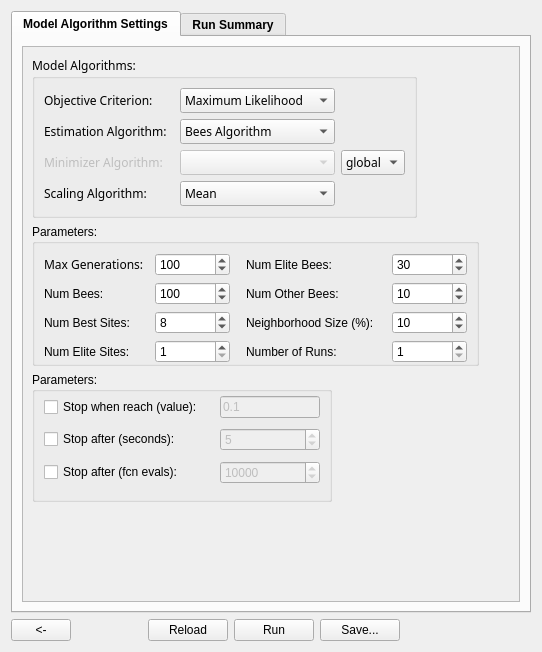
This is MSSPM_Main/forms/Estimation/Estimation_Tab06.ui in nmfs-fish-tools/MSSPM as Qt 5 draws it before an edit. The edited form follows.
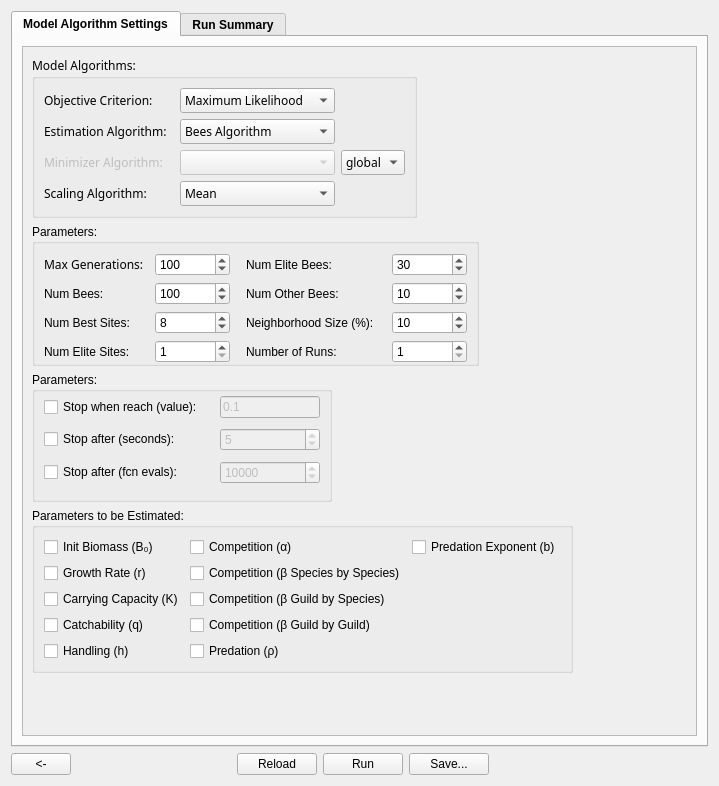
This is the edited form.

```diff
--- a/MSSPM_Main/forms/Estimation/Estimation_Tab06.ui
+++ b/MSSPM_Main/forms/Estimation/Estimation_Tab06.ui
@@ -6,8 +6,8 @@
    <rect>
     <x>0</x>
     <y>0</y>
-    <width>542</width>
-    <height>652</height>
+    <width>719</width>
+    <height>786</height>
    </rect>
   </property>
   <property name="windowTitle">
@@ -46,8 +46,8 @@
            <rect>
             <x>0</x>
             <y>0</y>
-            <width>500</width>
-            <height>552</height>
+            <width>677</width>
+            <height>686</height>
            </rect>
           </property>
           <layout class="QVBoxLayout" name="verticalLayout_2">
@@ -516,13 +516,7 @@
             </widget>
            </item>
            <item>
-            <layout class="QHBoxLayout" name="horizontalLayout_2">
-             <property name="spacing">
-              <number>0</number>
-             </property>
-             <property name="topMargin">
-              <number>0</number>
-             </property>
+            <layout class="QHBoxLayout" name="horizontalLayout_3">
              <item>
               <widget class="QGroupBox" name="Estimation_Tab6_Bees_ParametersGB">
                <property name="sizePolicy">
@@ -1638,14 +1632,219 @@
             </widget>
            </item>
            <item>
-            <spacer name="verticalSpacer_2">
+            <layout class="QHBoxLayout" name="horizontalLayout_2">
+             <item>
+              <widget class="QGroupBox" name="groupBox">
+               <property name="font">
+                <font>
+                 <weight>50</weight>
+                 <bold>false</bold>
+                </font>
+               </property>
+               <property name="title">
+                <string>Parameters to be Estimated:</string>
+               </property>
+               <layout class="QGridLayout" name="gridLayout_2">
+                <item row="0" column="0">
+                 <widget class="QCheckBox" name="Estimation_Tab6_EstimateInitBiomassCB">
+                  <property name="toolTip">
+                   <string>If checked, the Initial Biomass parameter will be estimated</string>
+                  </property>
+                  <property name="statusTip">
+                   <string>If checked, the Initial Biomass parameter will be estimated</string>
+                  </property>
+                  <property name="layoutDirection">
+                   <enum>Qt::LeftToRight</enum>
+                  </property>
+                  <property name="text">
+                   <string>Init Biomass (B₀)</string>
+                  </property>
+                 </widget>
+                </item>
+                <item row="0" column="2">
+                 <widget class="QCheckBox" name="Estimation_Tab6_EstimateCompetitionAlphaCB">
+                  <property name="toolTip">
+                   <string>If checked, the Competition alpha parameter will be estimated</string>
+                  </property>
+                  <property name="statusTip">
+                   <string>If checked, the Competition alpha parameter will be estimated</string>
+                  </property>
+                  <property name="layoutDirection">
+                   <enum>Qt::LeftToRight</enum>
+                  </property>
+                  <property name="text">
+                   <string>Competition (α)</string>
+                  </property>
+                 </widget>
+                </item>
+                <item row="5" column="2">
+                 <widget class="QCheckBox" name="Estimation_Tab6_EstimatePredationRhoCB">
+                  <property name="toolTip">
+                   <string>If checked, the Predation rho parameter will be estimated</string>
+                  </property>
+                  <property name="statusTip">
+                   <string>If checked, the Predation rho parameter will be estimated</string>
+                  </property>
+                  <property name="layoutDirection">
+                   <enum>Qt::LeftToRight</enum>
+                  </property>
+                  <property name="text">
+                   <string>Predation (ρ)</string>
+                  </property>
+                 </widget>
+                </item>
+                <item row="2" column="0">
+                 <widget class="QCheckBox" name="Estimation_Tab6_EstimateGrowthRateCB">
+                  <property name="toolTip">
+                   <string>If checked, the Growth Rate parameter will be estimated</string>
+                  </property>
+                  <property name="statusTip">
+                   <string>If checked, the Growth Rate parameter will be estimated</string>
+                  </property>
+                  <property name="layoutDirection">
+                   <enum>Qt::LeftToRight</enum>
+                  </property>
+                  <property name="text">
+                   <string>Growth Rate (r)</string>
+                  </property>
+                 </widget>
+                </item>
+                <item row="2" column="2">
+                 <widget class="QCheckBox" name="Estimation_Tab6_EstimateCompetitionBetaSpeciesSpeciesCB">
+                  <property name="toolTip">
+                   <string>If checked, the Competition beta Species by Species parameter will be estimated</string>
+                  </property>
+                  <property name="statusTip">
+                   <string>If checked, the Competition beta Species by Species parameter will be estimated</string>
+                  </property>
+                  <property name="layoutDirection">
+                   <enum>Qt::LeftToRight</enum>
+                  </property>
+                  <property name="text">
+                   <string>Competition (β Species by Species)</string>
+                  </property>
+                 </widget>
+                </item>
+                <item row="4" column="2">
+                 <widget class="QCheckBox" name="Estimation_Tab6_EstimateCompetitionBetaGuildGuildCB">
+                  <property name="toolTip">
+                   <string>If checked, the Competition beta Guild by Guild parameter will be estimated</string>
+                  </property>
+                  <property name="statusTip">
+                   <string>If checked, the Competition beta Guild by Guild parameter will be estimated</string>
+                  </property>
+                  <property name="layoutDirection">
+                   <enum>Qt::LeftToRight</enum>
+                  </property>
+                  <property name="text">
+                   <string>Competition (β Guild by Guild)</string>
+                  </property>
+                 </widget>
+                </item>
+                <item row="3" column="2">
+                 <widget class="QCheckBox" name="Estimation_Tab6_EstimateCompetitionBetaGuildSpeciesCB">
+                  <property name="toolTip">
+                   <string>If checked, the Competition beta Guild by Species parameter will be estimated</string>
+                  </property>
+                  <property name="statusTip">
+                   <string>If checked, the Competition beta Guild by Species parameter will be estimated</string>
+                  </property>
+                  <property name="text">
+                   <string>Competition (β Guild by Species)</string>
+                  </property>
+                 </widget>
+                </item>
+                <item row="3" column="0">
+                 <widget class="QCheckBox" name="Estimation_Tab6_EstimateCarryingCapacityCB">
+                  <property name="toolTip">
+                   <string>If checked, the Carrying Capacity parameter will be estimated</string>
+                  </property>
+                  <property name="statusTip">
+                   <string>If checked, the Carrying Capacity parameter will be estimated</string>
+                  </property>
+                  <property name="layoutDirection">
+                   <enum>Qt::LeftToRight</enum>
+                  </property>
+                  <property name="text">
+                   <string>Carrying Capacity (K)</string>
+                  </property>
+                 </widget>
+                </item>
+                <item row="4" column="0">
+                 <widget class="QCheckBox" name="Estimation_Tab6_EstimateCatchabilityCB">
+                  <property name="toolTip">
+                   <string>If checked, the Catchability parameter will be estimated</string>
+                  </property>
+                  <property name="statusTip">
+                   <string>If checked, the Catchability parameter will be estimated</string>
+                  </property>
+                  <property name="layoutDirection">
+                   <enum>Qt::LeftToRight</enum>
+                  </property>
+                  <property name="text">
+                   <string>Catchability (q)</string>
+                  </property>
+                 </widget>
+                </item>
+                <item row="5" column="0">
+                 <widget class="QCheckBox" name="Estimation_Tab6_EstimateHandlingCB">
+                  <property name="toolTip">
+                   <string>If checked, the Handling parameter will be estimated</string>
+                  </property>
+                  <property name="statusTip">
+                   <string>If checked, the Handling parameter will be estimated</string>
+                  </property>
+                  <property name="layoutDirection">
+                   <enum>Qt::LeftToRight</enum>
+                  </property>
+                  <property name="text">
+                   <string>Handling (h)</string>
+                  </property>
+                 </widget>
+                </item>
+                <item row="0" column="3">
+                 <widget class="QCheckBox" name="Estimation_Tab6_EstimatePredationExponentCB">
+                  <property name="toolTip">
+                   <string>If checked, the Predation Exponent (b) parameter will be estimated</string>
+                  </property>
+                  <property name="statusTip">
+                   <string>If checked, the Predation Exponent (b) parameter will be estimated</string>
+                  </property>
+                  <property name="layoutDirection">
+                   <enum>Qt::LeftToRight</enum>
+                  </property>
+                  <property name="text">
+                   <string>Predation Exponent (b)</string>
+                  </property>
+                 </widget>
+                </item>
+               </layout>
+              </widget>
+             </item>
+             <item>
+              <spacer name="horizontalSpacer_6">
+               <property name="orientation">
+                <enum>Qt::Horizontal</enum>
+               </property>
+               <property name="sizeHint" stdset="0">
+                <size>
+                 <width>40</width>
+                 <height>20</height>
+                </size>
+               </property>
+              </spacer>
+             </item>
+            </layout>
+           </item>
+           <item>
+            <spacer name="verticalSpacer">
              <property name="orientation">
               <enum>Qt::Vertical</enum>
              </property>
              <property name="sizeHint" stdset="0">
               <size>
                <width>20</width>
-               <height>40</height>
+               <height>16</height>
               </size>
              </property>
             </spacer>
```
Left out of the diff: 4 changed lines with no effect on the pictures.
